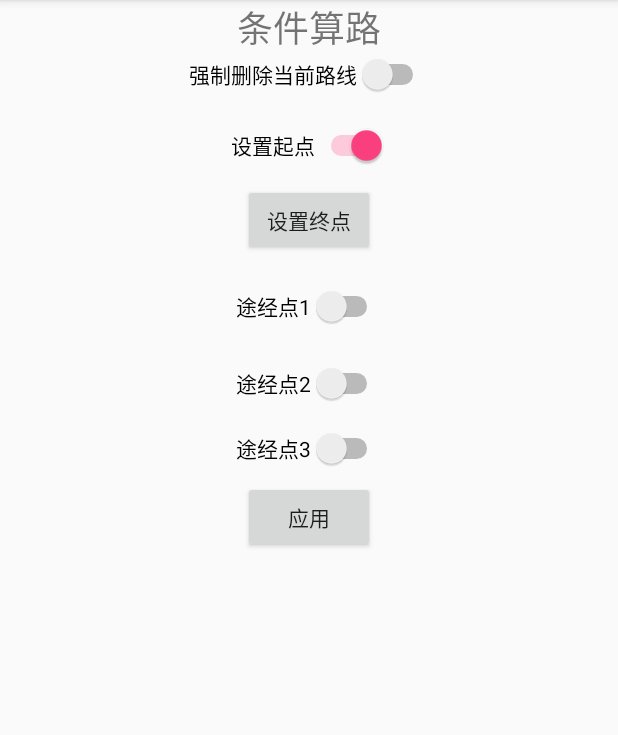
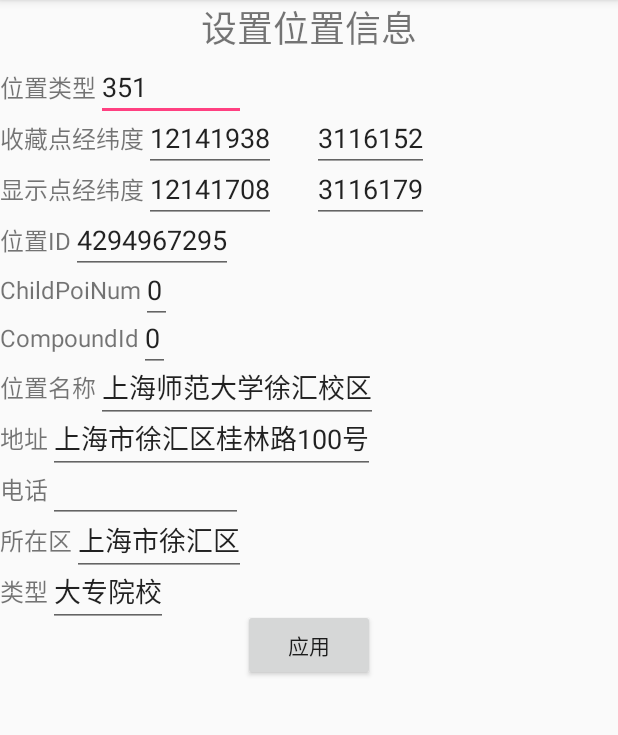
Before and after one commit to laoziaichihebaodan/aidlClient, an Android app: the RouteByConditionActivity screen opened directly, with no data from a screen before it, after a tap on "设置起点", on a phone screen of 412 x 824 dp, the part 84-819 px from its top. Run offline under Robolectric (Android 15) with nearby library versions, the phone set to English and light mode, and no system bars; our stand-ins replace ButterKnife.

Commit message:
条件算路持续优化

```diff
--- a/app/src/main/AndroidManifest.xml
+++ b/app/src/main/AndroidManifest.xml
@@ -52,7 +52,8 @@
         <activity android:name=".modules.SelectPoiSearchCenter" />
         <activity android:name=".modules.GetPonitInfoActivity" />
         <activity android:name=".modules.SetRouteViewModeActivity" />
-        <activity android:name=".modules.SetBoardcastModeActivity"></activity>
+        <activity android:name=".modules.SetBoardcastModeActivity" />
+        <activity android:name=".position.PointActivity"></activity>
     </application>
 
 </manifest>
--- a/app/src/main/java/com/fundrive/navaidlclient/modules/RouteByConditionActivity.java
+++ b/app/src/main/java/com/fundrive/navaidlclient/modules/RouteByConditionActivity.java
@@ -1,5 +1,6 @@
 package com.fundrive.navaidlclient.modules;
 
+import android.content.Intent;
 import android.os.Bundle;
 import android.util.Log;
 import android.view.View;
@@ -8,7 +9,8 @@ import android.widget.Switch;
 
 import com.fundrive.navaidlclient.Constant;
 import com.fundrive.navaidlclient.R;
-import com.fundrive.navaidlclient.bean.position.Points;
+import com.fundrive.navaidlclient.position.PointActivity;
+import com.fundrive.navaidlclient.position.Points;
 
 import org.json.JSONException;
 import org.json.JSONObject;
@@ -35,7 +37,7 @@ public class RouteByConditionActivity extends BaseActivity {
     Button btnCommit;
     private boolean deleteRoute = false;
 
-    private JSONObject startPoint = Points.pointJson(351,
+    public static JSONObject startPoint = Points.pointJson(351,
             12151236, 3129925,
             12151236, 3129925,
             4294967295l,
@@ -44,7 +46,7 @@ public class RouteByConditionActivity extends BaseActivity {
             "五角场",
             "上海市杨浦区55路下行(世界路新江湾城-南浦大桥)", "", "上海市杨浦区",
             "公交车站");
-    private JSONObject endPoint = Points.pointJson(351,
+    public static JSONObject endPoint = Points.pointJson(351,
             11632902, 3990550,
             11632902, 3990550,
             4294967295L,
@@ -56,7 +58,7 @@ public class RouteByConditionActivity extends BaseActivity {
             "北京市海淀区",
             "公交车站");
 
-    private JSONObject wayPoint1 = Points.pointJson(
+    public static JSONObject wayPoint1 = Points.pointJson(
             351,
             11879601, 3208640,
             11879601, 3208640,
@@ -70,7 +72,7 @@ public class RouteByConditionActivity extends BaseActivity {
             "公交车站");
 
 
-    private JSONObject wayPoint2 = Points.pointJson(
+    public static JSONObject wayPoint2 = Points.pointJson(
             207,
             11448715, 3800845,
             11448615, 3801072,
@@ -82,7 +84,7 @@ public class RouteByConditionActivity extends BaseActivity {
             "火车站");
 
 
-    private JSONObject wayPoint3 = Points.pointJson(
+    public static JSONObject wayPoint3 = Points.pointJson(
             351,
             11632902, 3990550,
             11632902, 3990550,
@@ -104,25 +106,36 @@ public class RouteByConditionActivity extends BaseActivity {
 
     @OnClick({R.id.set_start, R.id.btn_end_pos, R.id.set_way_pos1, R.id.set_way_pos2, R.id.set_way_pos3, R.id.btn_commit})
     public void onViewClicked(View view) {
+
+        Intent intent = new Intent(this, PointActivity.class);
         switch (view.getId()) {
             case R.id.set_start:
-                if (setStart.isChecked())
+                if (setStart.isChecked()){
+                    intent.putExtra("json", 0);
+                    startActivity(intent);
+                }
 
                 break;
             case R.id.btn_end_pos:
-
+                intent.putExtra("json", 1);
+                startActivity(intent);
                 break;
             case R.id.set_way_pos1:
                 if (setWayPos1.isChecked()) {
+                    intent.putExtra("json", 2);
+                    startActivity(intent);
                 }
                 break;
             case R.id.set_way_pos2:
                 if (setWayPos2.isChecked()) {
+                    intent.putExtra("json", 3);
+                    startActivity(intent);
                 }
                 break;
             case R.id.set_way_pos3:
                 if (setWayPos3.isChecked()) {
-
+                    intent.putExtra("json", 4);
+                    startActivity(intent);
                 }
                 break;
             case R.id.btn_commit:
--- a/app/src/main/java/com/fundrive/navaidlclient/modules/UpdateFavActivity.java
+++ b/app/src/main/java/com/fundrive/navaidlclient/modules/UpdateFavActivity.java
@@ -100,7 +100,7 @@ public class UpdateFavActivity extends BaseActivity {
             poiJson.put("longitude", longtitude);
             poiJson.put("latitude", latitude);
 
-            disPoiJson.put("longtitude", disLong);
+            disPoiJson.put("longitude", disLong);
             disPoiJson.put("latitude", disLat);
 
             favorJson.put("iaPoiType", poiType);
--- /dev/null
+++ b/app/src/main/java/com/fundrive/navaidlclient/position/PointActivity.java
@@ -0,0 +1,182 @@
+package com.fundrive.navaidlclient.position;
+
+import android.content.Intent;
+import android.os.Bundle;
+import android.support.v7.app.AppCompatActivity;
+import android.util.Log;
+import android.widget.EditText;
+
+import com.fundrive.navaidlclient.R;
+import com.fundrive.navaidlclient.modules.RouteByConditionActivity;
+
+import org.json.JSONException;
+import org.json.JSONObject;
+
+import butterknife.BindView;
+import butterknife.ButterKnife;
+import butterknife.OnClick;
+
+public class PointActivity extends AppCompatActivity {
+
+    @BindView(R.id.et_poi_type)
+    EditText etPoiType;
+    @BindView(R.id.et_poi_long)
+    EditText etPoiLong;
+    @BindView(R.id.et_poi_lat)
+    EditText etPoiLat;
+    @BindView(R.id.et_dis_long)
+    EditText etDisLong;
+    @BindView(R.id.et_dis_lat)
+    EditText etDisLat;
+    @BindView(R.id.et_poi_id)
+    EditText etPoiId;
+    @BindView(R.id.et_child_num)
+    EditText etChildNum;
+    @BindView(R.id.et_compound_id)
+    EditText etCompoundId;
+    @BindView(R.id.et_poi_name)
+    EditText etPoiName;
+    @BindView(R.id.et_address)
+    EditText etAddress;
+    @BindView(R.id.et_phone)
+    EditText etPhone;
+    @BindView(R.id.et_region_name)
+    EditText etRegionName;
+    @BindView(R.id.et_type_name)
+    EditText etTypeName;
+    private String strPoiType;
+    private int poiType;
+    private long longitude;
+    private long latitude;
+    private long disLong;
+    private long disLat;
+    private long poiId;
+    private int childNum;
+    private int compoundId;
+    private String poiName;
+    private String poiAddress;
+    private String poiPhone;
+    private String region;
+    private String typeName;
+    public String TAG = "PointActivity";
+    private JSONObject point;
+    private JSONObject poiJson;
+    private JSONObject disPoiJson;
+    private Intent intent;
+
+    @Override
+    protected void onCreate(Bundle savedInstanceState) {
+
+        super.onCreate(savedInstanceState);
+        setContentView(R.layout.activity_point);
+        ButterKnife.bind(this);
+        intent = getIntent();
+        switch (intent.getIntExtra("json", 1)) {
+            case 0:
+                point = RouteByConditionActivity.startPoint;
+                break;
+            case 1:
+                point = RouteByConditionActivity.endPoint;
+                break;
+            case 2:
+                point = RouteByConditionActivity.wayPoint1;
+                break;
+            case 3:
+                point = RouteByConditionActivity.wayPoint2;
+                break;
+            case 4:
+                point = RouteByConditionActivity.wayPoint3;
+                break;
+        }
+
+        try {
+            poiJson = point.getJSONObject("iaPoiPos");
+            disPoiJson = point.getJSONObject("iaPoiDisPos");
+            poiType = point.getInt("poiType");
+            longitude = poiJson.getLong("longitude");
+            latitude = poiJson.getLong("latitude");
+            disLong = disPoiJson.getLong("longitude");
+            disLat = disPoiJson.getLong("latitude");
+            poiId = point.getLong("poiId");
+            childNum = point.getInt("iaChildPoiNum");
+            compoundId = point.getInt("iaCompoundId");
+            poiName = point.getString("iaPoiName");
+            poiAddress = point.getString("iaPoiAddress");
+            poiPhone = point.getString("iaPoiPhone");
+            region = point.getString("iaRegionName");
+            typeName = point.getString("iaPoiTypeName");
+
+            etPoiType.setText(poiType + "");
+            etPoiLong.setText(longitude + "");
+            etPoiLat.setText(latitude + "");
+            etDisLong.setText("" + disLong);
+            etPoiLat.setText("" + disLat);
+            etPoiId.setText("" + poiId);
+            etChildNum.setText("" + childNum);
+            etCompoundId.setText("" + compoundId);
+            etPoiName.setText(poiName);
+            etAddress.setText(poiAddress);
+            etPhone.setText(poiPhone);
+            etRegionName.setText(region);
+            etTypeName.setText(typeName);
+
+        } catch (JSONException e) {
+            e.printStackTrace();
+        }
+
+    }
+
+    @OnClick(R.id.btn_commit)
+    public void onViewClicked() {
+        makeJson();
+        point = null;
+        finish();
+    }
+
+    public void makeJson() {
+        strPoiType = etPoiType.getText().toString().trim();
+        poiType = Integer.decode(strPoiType);
+        longitude = Long.decode(etPoiLong.getText().toString().trim());
+        latitude = Long.decode(etPoiLat.getText().toString().trim());
+        disLong = Long.decode(etDisLong.getText().toString().trim());
+        disLat = Long.decode(etDisLat.getText().toString().trim());
+        poiId = Long.decode(etPoiId.getText().toString().trim());
+        childNum = Integer.decode(etChildNum.getText().toString().trim());
+        compoundId = Integer.decode(etCompoundId.getText().toString().trim());
+        poiName = etPoiName.getText().toString().trim();
+        poiAddress = etAddress.getText().toString().trim();
+        poiPhone = etPhone.getText().toString().trim();
+        region = etRegionName.getText().toString().trim();
+        typeName = etTypeName.getText().toString().trim();
+
+        point = new JSONObject();
+        poiJson = new JSONObject();
+        disPoiJson = new JSONObject();
+
+        try {
+            poiJson.put("longitude", longitude);
+            poiJson.put("latitude", latitude);
+
+            disPoiJson.put("longitude", disLong);
+            disPoiJson.put("latitude", disLat);
+
+            point.put("iaPoiType", poiType);
+            point.put("iaPoiPos", poiJson);
+            point.put("iaPoiDisPos", disPoiJson);
+            point.put("iaPoiId", poiId);
+            point.put("iaChildPoiNum", childNum);
+            point.put("iaCompoundId", compoundId);
+            point.put("iaPoiName", poiName);
+            point.put("iaPoiAddress", poiAddress);
+            point.put("iaPoiPhone", poiPhone);
+            point.put("iaRegionName", region);
+            point.put("iaPoiTypeName", typeName);
+
+
+            String message = point.toString();
+            Log.d(TAG, "makeJson: " + message);
+        } catch (JSONException e) {
+            e.printStackTrace();
+        }
+    }
+}
--- a/app/src/main/java/com/fundrive/navaidlclient/bean/position/Points.java
+++ b/app/src/main/java/com/fundrive/navaidlclient/position/Points.java
@@ -1,4 +1,4 @@
-package com.fundrive.navaidlclient.bean.position;
+package com.fundrive.navaidlclient.position;
 
 import org.json.JSONException;
 import org.json.JSONObject;
@@ -15,13 +15,16 @@ public class Points {
         JSONObject iaPoiDisPos = new JSONObject();
         try {
             startPoision.put("iaPoiType", poitype);
+
             iaPoiPos.put("longitude", poiLong);
             iaPoiPos.put("latitude", poiLat);
+
             iaPoiDisPos.put("longitude", disLong);
             iaPoiDisPos.put("latitude", disLat);
 
-            startPoision.put("iaPoiType", iaPoiPos);
+            startPoision.put("iaPoiPos", iaPoiPos);
             startPoision.put("iaPoiDisPos", iaPoiDisPos);
+
             startPoision.put("iaPoiId", iaPoiId);
             startPoision.put("iaChildPoiNum", childPoiNum);
             startPoision.put("iaCompoundId", compoundId);
--- /dev/null
+++ b/app/src/main/res/layout/activity_point.xml
@@ -0,0 +1,248 @@
+<?xml version="1.0" encoding="utf-8"?>
+<android.support.constraint.ConstraintLayout xmlns:android="http://schemas.android.com/apk/res/android"
+    xmlns:app="http://schemas.android.com/apk/res-auto"
+    xmlns:tools="http://schemas.android.com/tools"
+    android:layout_width="match_parent"
+    android:layout_height="match_parent"
+    tools:context=".position.PointActivity">
+    <TextView
+        android:id="@+id/title"
+        app:layout_constraintTop_toTopOf="parent"
+        android:textSize="24dp"
+        android:gravity="center"
+        android:text="设置位置信息"
+        android:layout_width="match_parent"
+        android:layout_height="wrap_content" />
+    <TextView
+        android:id="@+id/tv_poi_type"
+        android:layout_width="wrap_content"
+        android:layout_height="wrap_content"
+        android:layout_marginTop="10dp"
+        android:text="位置类型"
+        android:textSize="16dp"
+        app:layout_constraintStart_toStartOf="parent"
+        app:layout_constraintTop_toBottomOf="@id/title" />
+
+    <EditText
+        android:id="@+id/et_poi_type"
+        android:layout_width="100dp"
+        android:layout_height="wrap_content"
+        android:inputType="number"
+        android:text="351"
+        app:layout_constraintBottom_toBottomOf="@id/tv_poi_type"
+        app:layout_constraintLeft_toRightOf="@id/tv_poi_type"
+        app:layout_constraintTop_toTopOf="@id/tv_poi_type" />
+
+    <TextView
+        android:id="@+id/tv_poi_long"
+        android:layout_width="wrap_content"
+        android:layout_height="wrap_content"
+        android:layout_marginTop="10dp"
+        android:text="收藏点经纬度"
+        android:textSize="16dp"
+        app:layout_constraintStart_toStartOf="parent"
+        app:layout_constraintTop_toBottomOf="@id/tv_poi_type" />
+
+    <EditText
+        android:id="@+id/et_poi_long"
+        android:layout_width="wrap_content"
+        android:layout_height="wrap_content"
+        android:text="12141938"
+        app:layout_constraintBottom_toBottomOf="@id/tv_poi_long"
+        app:layout_constraintStart_toEndOf="@id/tv_poi_long"
+        app:layout_constraintTop_toTopOf="@id/tv_poi_long" />
+
+    <EditText
+        android:id="@+id/et_poi_lat"
+        android:layout_width="wrap_content"
+        android:layout_height="wrap_content"
+        android:layout_marginStart="24dp"
+        android:text="3116152"
+        app:layout_constraintBottom_toBottomOf="@id/tv_poi_long"
+        app:layout_constraintStart_toEndOf="@id/et_poi_long"
+        app:layout_constraintTop_toTopOf="@id/tv_poi_long" />
+
+    <TextView
+        android:id="@+id/tv_dis_long"
+        android:layout_width="wrap_content"
+        android:layout_height="wrap_content"
+        android:layout_marginTop="10dp"
+        android:text="显示点经纬度"
+        android:textSize="16dp"
+        app:layout_constraintStart_toStartOf="parent"
+        app:layout_constraintTop_toBottomOf="@id/tv_poi_long" />
+
+    <EditText
+        android:id="@+id/et_dis_long"
+        android:layout_width="wrap_content"
+        android:layout_height="wrap_content"
+        android:text="12141708"
+        app:layout_constraintBottom_toBottomOf="@id/tv_dis_long"
+        app:layout_constraintStart_toEndOf="@id/tv_dis_long"
+        app:layout_constraintTop_toTopOf="@id/tv_dis_long" />
+
+    <EditText
+        android:id="@+id/et_dis_lat"
+        android:layout_width="wrap_content"
+        android:layout_height="wrap_content"
+        android:layout_marginStart="24dp"
+        android:text="3116179"
+        app:layout_constraintBottom_toBottomOf="@id/tv_dis_long"
+        app:layout_constraintStart_toEndOf="@id/et_dis_long"
+        app:layout_constraintTop_toTopOf="@id/tv_dis_long" />
+
+    <TextView
+        android:id="@+id/tv_poi_id"
+        android:layout_width="wrap_content"
+        android:layout_height="wrap_content"
+        android:layout_marginTop="10dp"
+        android:text="位置ID"
+        android:textSize="16dp"
+        app:layout_constraintStart_toStartOf="parent"
+        app:layout_constraintTop_toBottomOf="@id/tv_dis_long" />
+
+    <EditText
+        android:id="@+id/et_poi_id"
+        android:layout_width="wrap_content"
+        android:layout_height="wrap_content"
+        android:text="4294967295"
+        app:layout_constraintBottom_toBottomOf="@id/tv_poi_id"
+        app:layout_constraintStart_toEndOf="@id/tv_poi_id"
+        app:layout_constraintTop_toTopOf="@id/tv_poi_id" />
+
+    <TextView
+        android:id="@+id/tv_child_num"
+        android:layout_width="wrap_content"
+        android:layout_height="wrap_content"
+        android:layout_marginTop="10dp"
+        android:text="ChildPoiNum"
+        android:textSize="16dp"
+        app:layout_constraintStart_toStartOf="parent"
+        app:layout_constraintTop_toBottomOf="@id/tv_poi_id" />
+
+    <EditText
+        android:id="@+id/et_child_num"
+        android:layout_width="wrap_content"
+        android:layout_height="wrap_content"
+        android:text="0"
+        app:layout_constraintBottom_toBottomOf="@id/tv_child_num"
+        app:layout_constraintStart_toEndOf="@id/tv_child_num"
+        app:layout_constraintTop_toTopOf="@id/tv_child_num" />
+
+    <TextView
+        android:id="@+id/tv_compound_id"
+        android:layout_width="wrap_content"
+        android:layout_height="wrap_content"
+        android:layout_marginTop="10dp"
+        android:text="CompoundId"
+        android:textSize="16dp"
+        app:layout_constraintStart_toStartOf="parent"
+        app:layout_constraintTop_toBottomOf="@id/tv_child_num" />
+    <EditText
+        android:id="@+id/et_compound_id"
+        app:layout_constraintTop_toTopOf="@id/tv_compound_id"
+        app:layout_constraintBottom_toBottomOf="@id/tv_compound_id"
+        app:layout_constraintStart_toEndOf="@id/tv_compound_id"
+        android:text="0"
+        android:layout_width="wrap_content"
+        android:layout_height="wrap_content" />
+
+    <TextView
+        app:layout_constraintTop_toBottomOf="@id/tv_compound_id"
+        android:id="@+id/tv_poi_name"
+        android:layout_width="wrap_content"
+        android:layout_height="wrap_content"
+        android:layout_marginTop="10dp"
+        android:text="位置名称"
+        android:textSize="16dp"
+        app:layout_constraintStart_toStartOf="parent" />
+    <EditText
+        android:id="@+id/et_poi_name"
+        android:text="上海师范大学徐汇校区"
+        app:layout_constraintTop_toTopOf="@id/tv_poi_name"
+        app:layout_constraintBottom_toBottomOf="@id/tv_poi_name"
+        app:layout_constraintStart_toEndOf="@id/tv_poi_name"
+        android:layout_width="wrap_content"
+        android:layout_height="wrap_content" />
+
+    <TextView
+        android:id="@+id/tv_address"
+        android:layout_width="wrap_content"
+        android:layout_height="wrap_content"
+        app:layout_constraintTop_toBottomOf="@id/tv_poi_name"
+        android:layout_marginTop="10dp"
+        android:text="地址"
+        android:textSize="16dp"
+        app:layout_constraintStart_toStartOf="parent" />
+    <EditText
+        android:id="@+id/et_address"
+        app:layout_constraintTop_toTopOf="@id/tv_address"
+        app:layout_constraintStart_toEndOf="@id/tv_address"
+        app:layout_constraintBottom_toBottomOf="@id/tv_address"
+        android:text="上海市徐汇区桂林路100号"
+        android:layout_width="wrap_content"
+        android:layout_height="wrap_content" />
+
+    <TextView
+        android:id="@+id/tv_phone"
+        app:layout_constraintTop_toBottomOf="@id/tv_address"
+        android:layout_width="wrap_content"
+        android:layout_height="wrap_content"
+        android:layout_marginTop="10dp"
+        android:text="电话"
+        android:textSize="16dp"
+        app:layout_constraintStart_toStartOf="parent" />
+    <EditText
+        android:id="@+id/et_phone"
+        app:layout_constraintTop_toTopOf="@id/tv_phone"
+        app:layout_constraintBottom_toBottomOf="@id/tv_phone"
+        app:layout_constraintStart_toEndOf="@id/tv_phone"
+        android:layout_width="130dp"
+        android:layout_height="wrap_content"/>
+
+    <TextView
+        android:id="@+id/tv_region_name"
+        android:layout_width="wrap_content"
+        android:layout_height="wrap_content"
+        android:layout_marginTop="10dp"
+        android:text="所在区"
+        android:textSize="16dp"
+        app:layout_constraintTop_toBottomOf="@id/tv_phone"
+        app:layout_constraintStart_toStartOf="parent" />
+    <EditText
+        android:id="@+id/et_region_name"
+        android:text="上海市徐汇区"
+        app:layout_constraintTop_toTopOf="@id/tv_region_name"
+        app:layout_constraintBottom_toBottomOf="@id/tv_region_name"
+        app:layout_constraintStart_toEndOf="@id/tv_region_name"
+        android:layout_width="wrap_content"
+        android:layout_height="wrap_content" />
+
+    <TextView
+        android:id="@+id/tv_type_name"
+        android:layout_width="wrap_content"
+        android:layout_height="wrap_content"
+        android:layout_marginTop="10dp"
+        android:text="类型"
+        android:textSize="16dp"
+        app:layout_constraintTop_toBottomOf="@id/tv_region_name"
+        app:layout_constraintStart_toStartOf="parent" />
+    <EditText
+        android:id="@+id/et_type_name"
+        android:text="大专院校"
+        app:layout_constraintTop_toTopOf="@id/tv_type_name"
+        app:layout_constraintStart_toEndOf="@id/tv_type_name"
+        app:layout_constraintBottom_toBottomOf="@id/tv_type_name"
+        android:layout_width="wrap_content"
+        android:layout_height="wrap_content" />
+
+    <Button
+        android:id="@+id/btn_commit"
+        android:text="应用"
+        app:layout_constraintTop_toBottomOf="@id/tv_type_name"
+        app:layout_constraintStart_toStartOf="parent"
+        app:layout_constraintEnd_toEndOf="parent"
+        android:layout_width="wrap_content"
+        android:layout_height="wrap_content" />
+
+</android.support.constraint.ConstraintLayout>
```
